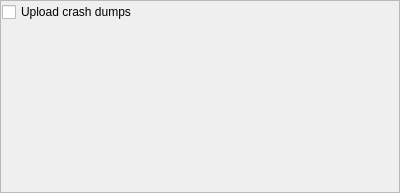
This is src/blackgui/components/settingsadvancedcomponent.ui in swift-project/pilotclient as Qt 5 draws it before an edit. The edited form follows.
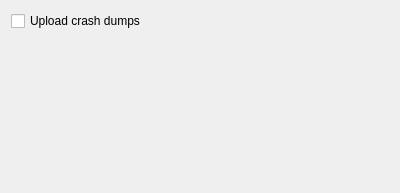
This is the edited form.

Patch:
```diff
--- a/src/blackgui/components/settingsadvancedcomponent.ui
+++ b/src/blackgui/components/settingsadvancedcomponent.ui
@@ -13,22 +13,7 @@
   <property name="windowTitle">
    <string>sample_hotkeys</string>
   </property>
-  <property name="frameShape">
-   <enum>QFrame::StyledPanel</enum>
-  </property>
-  <property name="frameShadow">
-   <enum>QFrame::Raised</enum>
-  </property>
-  <layout class="QGridLayout" name="gridLayout">
-   <property name="leftMargin">
-    <number>1</number>
-   </property>
-   <property name="topMargin">
-    <number>1</number>
-   </property>
-   <property name="rightMargin">
-    <number>1</number>
-   </property>
+  <layout class="QGridLayout" name="gl_SettingsAdvanced">
    <item row="0" column="0">
     <widget class="QCheckBox" name="m_crashDumpsUpload">
      <property name="text">
@@ -37,7 +22,7 @@
     </widget>
    </item>
    <item row="1" column="0">
-    <spacer name="verticalSpacer">
+    <spacer name="vs_SettingsAdvanced">
      <property name="orientation">
       <enum>Qt::Vertical</enum>
      </property>
```
